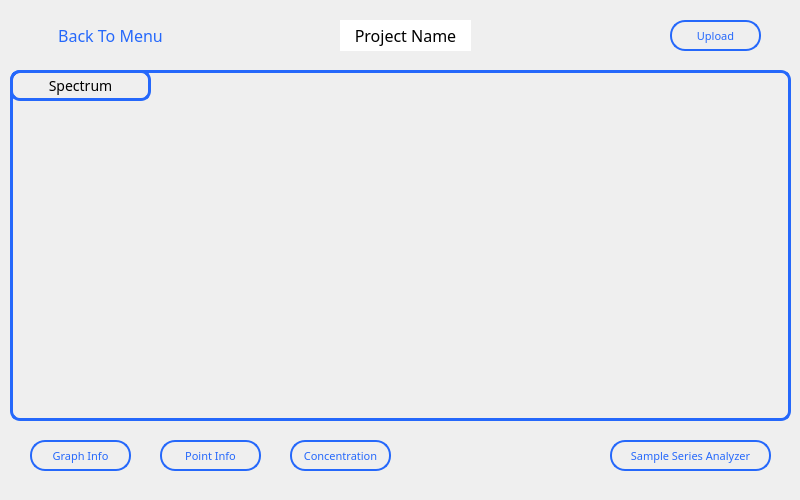
This is SpectrumAnalyzer/test1.ui in NilushikaSandeepani/189116Research as Qt 5 draws it before an edit. The edited form follows.
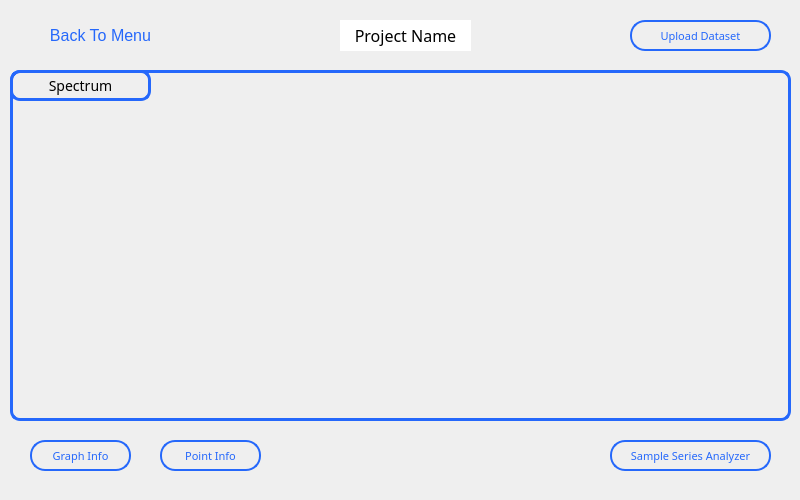
This is the edited form. Icons and pictures are not drawn. Custom widgets are drawn as their Qt base class.

What changed in the file:
```diff
--- a/SpectrumAnalyzer/test1.ui
+++ b/SpectrumAnalyzer/test1.ui
@@ -25,60 +25,6 @@
    <property name="styleSheet">
     <string notr="true"/>
    </property>
-   <widget class="QPushButton" name="MenuButton">
-    <property name="geometry">
-     <rect>
-      <x>20</x>
-      <y>10</y>
-      <width>31</width>
-      <height>31</height>
-     </rect>
-    </property>
-    <property name="styleSheet">
-     <string notr="true">border:0px;
-</string>
-    </property>
-    <property name="text">
-     <string/>
-    </property>
-    <property name="icon">
-     <iconset resource="resources.qrc">
-      <normaloff>:/Icons/arrow-left-circle.svg</normaloff>:/Icons/arrow-left-circle.svg</iconset>
-    </property>
-    <property name="iconSize">
-     <size>
-      <width>25</width>
-      <height>25</height>
-     </size>
-    </property>
-   </widget>
-   <widget class="QLabel" name="MainmenuText">
-    <property name="geometry">
-     <rect>
-      <x>55</x>
-      <y>15</y>
-      <width>111</width>
-      <height>20</height>
-     </rect>
-    </property>
-    <property name="font">
-     <font>
-      <family>Poppins</family>
-      <pointsize>-1</pointsize>
-     </font>
-    </property>
-    <property name="styleSheet">
-     <string notr="true">Font-size:16px;
-color: rgb(37, 104, 251);
-</string>
-    </property>
-    <property name="text">
-     <string>Back To Menu</string>
-    </property>
-    <property name="alignment">
-     <set>Qt::AlignCenter</set>
-    </property>
-   </widget>
    <widget class="QTextEdit" name="ProjectName">
     <property name="geometry">
      <rect>
@@ -113,9 +59,9 @@
    <widget class="QPushButton" name="Upload">
     <property name="geometry">
      <rect>
-      <x>670</x>
+      <x>630</x>
       <y>10</y>
-      <width>91</width>
+      <width>141</width>
       <height>31</height>
      </rect>
     </property>
@@ -132,13 +78,47 @@
 color:#2568FB</string>
     </property>
     <property name="text">
-     <string>Upload</string>
+     <string>Upload Dataset</string>
     </property>
     <property name="icon">
      <iconset resource="resources.qrc">
       <normaloff>:/Icons/upload.svg</normaloff>:/Icons/upload.svg</iconset>
     </property>
    </widget>
+   <widget class="QPushButton" name="Back">
+    <property name="geometry">
+     <rect>
+      <x>20</x>
+      <y>10</y>
+      <width>161</width>
+      <height>31</height>
+     </rect>
+    </property>
+    <property name="font">
+     <font>
+      <pointsize>12</pointsize>
+     </font>
+    </property>
+    <property name="styleSheet">
+     <string notr="true">border:0px solid;
+border-radius:25px;
+border-color: #2568FB;
+color: rgb(37, 104, 251);</string>
+    </property>
+    <property name="text">
+     <string>Back To Menu</string>
+    </property>
+    <property name="icon">
+     <iconset resource="resources.qrc">
+      <normaloff>:/Icons/arrow-left-circle.svg</normaloff>:/Icons/arrow-left-circle.svg</iconset>
+    </property>
+    <property name="iconSize">
+     <size>
+      <width>30</width>
+      <height>30</height>
+     </size>
+    </property>
+   </widget>
   </widget>
   <widget class="QWidget" name="GraphSlot" native="true">
    <property name="geometry">
@@ -322,31 +302,6 @@
     <string>Point Info</string>
    </property>
   </widget>
-  <widget class="QPushButton" name="Upload_4">
-   <property name="geometry">
-    <rect>
-     <x>290</x>
-     <y>440</y>
-     <width>101</width>
-     <height>31</height>
-    </rect>
-   </property>
-   <property name="font">
-    <font>
-     <family>Poppins</family>
-     <pointsize>8</pointsize>
-    </font>
-   </property>
-   <property name="styleSheet">
-    <string notr="true">border:2px solid;
-border-radius:15px;
-border-color: #2568FB;
-color:#2568FB</string>
-   </property>
-   <property name="text">
-    <string>Concentration</string>
-   </property>
-  </widget>
   <widget class="QPushButton" name="Upload_5">
    <property name="geometry">
     <rect>
```
Left out of the diff: 4 changed lines with no effect on the pictures.
